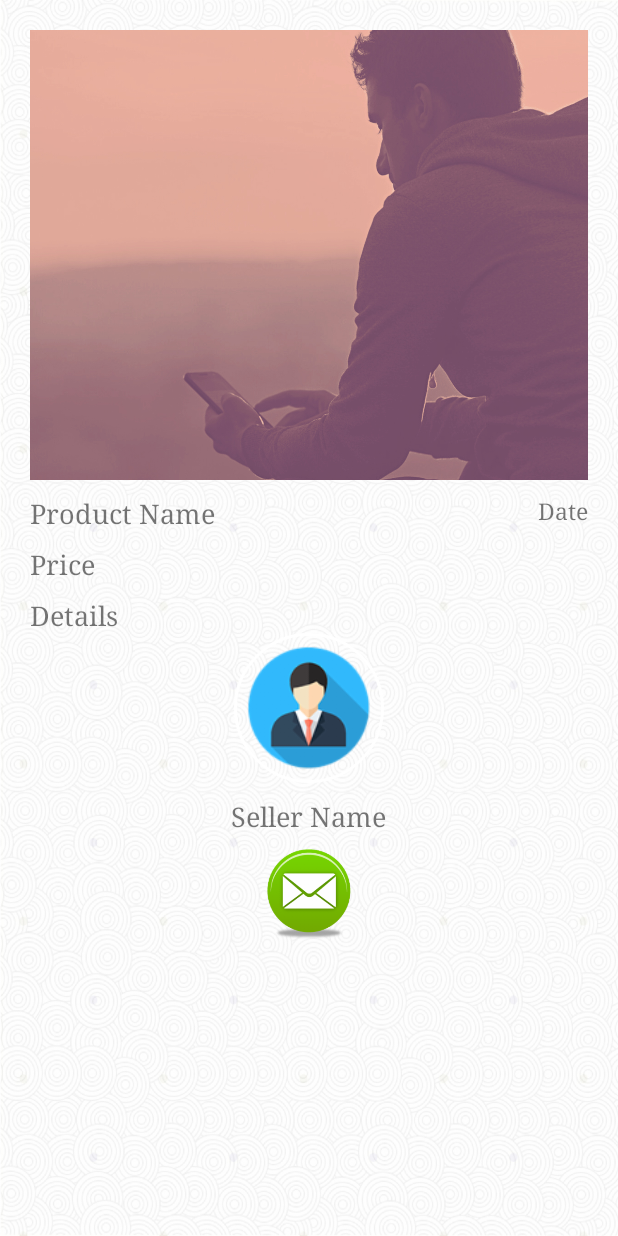
After one commit to shahnewaz007/austmart, an Android app: the layout activity_product_details.xml on its own in the app's theme, with its tools: preview values and no code run, on a phone screen of 412 x 824 dp. The commit adds this screen. Run offline under Robolectric (Android 15) with nearby library versions, the phone set to English and light mode, and no system bars.

Commit message:
Messaging, Post View

```diff
--- a/app/build.gradle
+++ b/app/build.gradle
@@ -36,7 +36,6 @@ dependencies {
 
     compile 'pl.droidsonroids.gif:android-gif-drawable:1.2.10'
 
-
     //Glide Library
 
     implementation 'com.github.bumptech.glide:glide:4.8.0'
--- a/app/src/main/AndroidManifest.xml
+++ b/app/src/main/AndroidManifest.xml
@@ -25,7 +25,9 @@
         <activity
             android:name=".activities.Home"
             android:label="@string/title_activity_home"
-            android:theme="@style/AppTheme"></activity>
+            android:theme="@style/AppTheme" />
+        <activity android:name=".activities.ProductDetailsActivity" />
+        <activity android:name=".activities.Chat.MessageActivity"></activity>
     </application>
 
 </manifest>
--- a/app/src/main/res/drawable/ic_menu_send.xml
+++ b/app/src/main/res/drawable/ic_menu_send.xml
@@ -4,6 +4,6 @@
     android:viewportHeight="24.0"
     android:viewportWidth="24.0">
     <path
-        android:fillColor="#FF000000"
+        android:fillColor="#f8d1b132"
         android:pathData="M2.01,21L23,12 2.01,3 2,10l15,2 -15,2z" />
 </vector>
--- /dev/null
+++ b/app/src/main/res/layout/activity_product_details.xml
@@ -0,0 +1,139 @@
+<?xml version="1.0" encoding="utf-8"?>
+<android.support.v4.widget.NestedScrollView xmlns:android="http://schemas.android.com/apk/res/android"
+    xmlns:app="http://schemas.android.com/apk/res-auto"
+    xmlns:tools="http://schemas.android.com/tools"
+    android:layout_width="match_parent"
+    android:layout_height="match_parent"
+    tools:context=".activities.ProductDetailsActivity"
+    android:background="@drawable/background2">
+
+
+
+    <RelativeLayout
+        android:layout_width="wrap_content"
+        android:layout_height="wrap_content">
+
+
+
+
+        <ImageView
+            android:id="@+id/details_product_image"
+            android:layout_width="match_parent"
+            android:layout_height="300dp"
+
+            android:layout_marginTop="20dp"
+            android:layout_marginLeft="20dp"
+            android:layout_marginRight="20dp"
+
+            android:scaleType="centerCrop"
+            android:src="@drawable/profile_background" />
+
+        <TextView
+            android:id="@+id/details_Product_name"
+            android:layout_width="218dp"
+            android:layout_height="wrap_content"
+            android:layout_below="@id/details_product_image"
+            android:layout_marginTop="10dp"
+            android:layout_marginLeft="20dp"
+            android:layout_marginRight="20dp"
+            android:fontFamily="serif"
+            android:text="Product Name"
+            android:textSize="18dp" />
+
+        <TextView
+            android:id="@+id/details_Product_price"
+            android:layout_width="218dp"
+            android:layout_height="wrap_content"
+            android:layout_below="@id/details_Product_name"
+            android:layout_marginTop="10dp"
+            android:layout_marginLeft="20dp"
+            android:layout_marginRight="20dp"
+            android:fontFamily="serif"
+            android:text="Price"
+            android:textSize="18dp" />
+
+        <TextView
+            android:id="@+id/details_date"
+            android:layout_width="wrap_content"
+            android:layout_height="wrap_content"
+            android:layout_alignEnd="@+id/details_product_image"
+            android:layout_alignTop="@+id/details_Product_name"
+            android:fontFamily="serif"
+            android:text="Date"
+            android:textSize="15dp" />
+
+
+        <TextView
+            android:id="@+id/details_Product_details"
+            android:layout_width="wrap_content"
+            android:layout_height="wrap_content"
+            android:layout_below="@id/details_Product_price"
+            android:layout_marginTop="10dp"
+            android:layout_marginLeft="20dp"
+            android:layout_marginRight="20dp"
+            android:fontFamily="serif"
+            android:text="Details"
+            android:textSize="18dp" />
+
+
+        <de.hdodenhof.circleimageview.CircleImageView xmlns:app="http://schemas.android.com/apk/res-auto"
+            android:id="@+id/details_seller_user_photo"
+            android:layout_width="100dp"
+            android:layout_height="100dp"
+            android:layout_centerHorizontal="true"
+
+
+            android:layout_below="@+id/details_Product_details"
+
+            android:scaleType="centerCrop"
+            android:src="@drawable/avatar"
+            app:civ_border_color="#ffffff"
+            app:civ_border_width="2dp" />
+
+
+        <TextView
+            android:id="@+id/details_seller_name"
+            android:layout_width="wrap_content"
+            android:layout_height="wrap_content"
+            android:layout_below="@id/details_seller_user_photo"
+            android:layout_centerHorizontal="true"
+            android:layout_marginTop="10dp"
+            android:layout_marginLeft="20dp"
+            android:layout_marginRight="20dp"
+            android:fontFamily="serif"
+            android:text="Seller Name"
+            android:textSize="18dp" />
+
+        <ImageView
+            android:id="@+id/details_message_icon"
+            android:layout_width="60dp"
+            android:layout_height="60dp"
+            android:src="@drawable/msgicon"
+            android:layout_below="@id/details_seller_name"
+            android:layout_centerHorizontal="true"
+            android:layout_marginTop="10dp"/>
+
+
+
+
+
+
+
+
+
+
+
+
+
+
+
+
+
+
+
+
+    </RelativeLayout>
+
+
+
+</android.support.v4.widget.NestedScrollView>
--- a/app/src/main/res/values/colors.xml
+++ b/app/src/main/res/values/colors.xml
@@ -2,5 +2,5 @@
 <resources>
     <color name="colorPrimary">#ffffff</color>
     <color name="colorPrimaryDark">#fff9f9</color>
-    <color name="colorAccent">#FF4081</color>
+    <color name="colorAccent">#f8d1b132</color>
 </resources>
```
Also changed, not shown: app/src/main/java/com/ayon/austmart/Adapters/PostAdapter.java (+58 -0 lines), app/src/main/java/com/ayon/austmart/Models/Post.java (+11 -1 lines), app/src/main/java/com/ayon/austmart/activities/Chat/MessageActivity.java (added, +107 -0 lines), app/src/main/java/com/ayon/austmart/activities/Home.java (+4 -4 lines), app/src/main/java/com/ayon/austmart/activities/ProductDetailsActivity.java (added, +109 -0 lines), app/src/main/res/layout/activity_message.xml (added, +81 -0 lines), app/src/main/res/drawable-hdpi/msgicon.png (added), app/src/main/res/drawable-ldpi/msgicon.png (added), app/src/main/res/drawable-mdpi/msgicon.png (added), app/src/main/res/drawable-tvdpi/msgicon.png (added), app/src/main/res/drawable-xhdpi/msgicon.png (added), app/src/main/res/drawable-xxhdpi/msgicon.png (added), app/src/main/res/drawable-xxxhdpi/msgicon.png (added).
